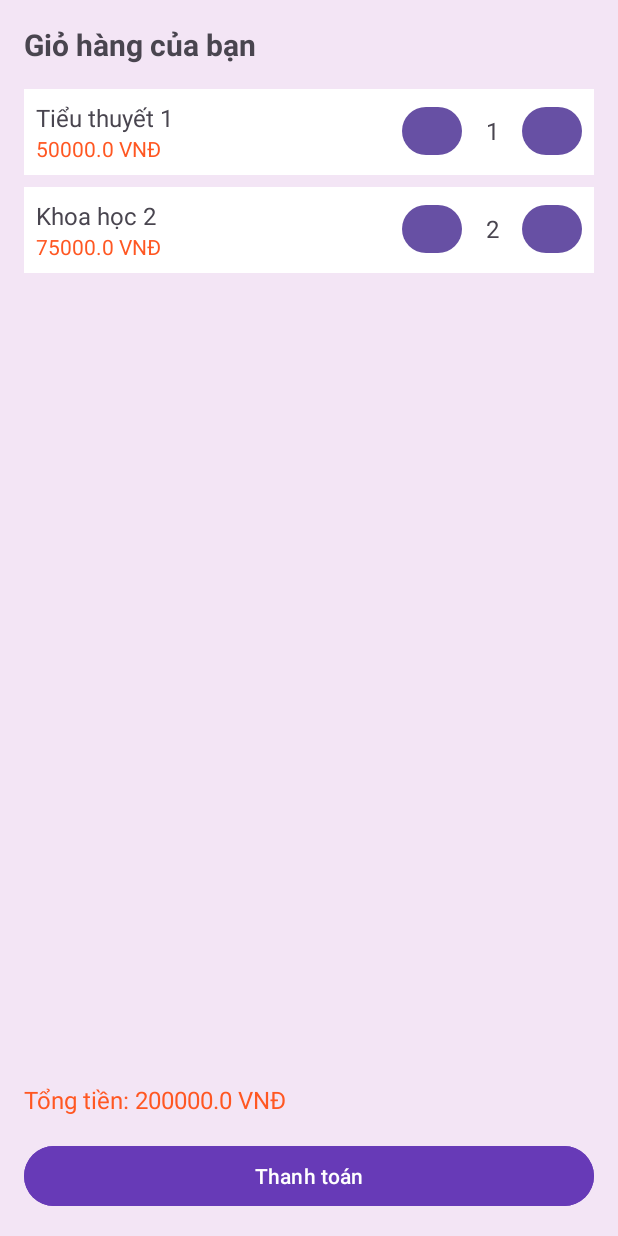
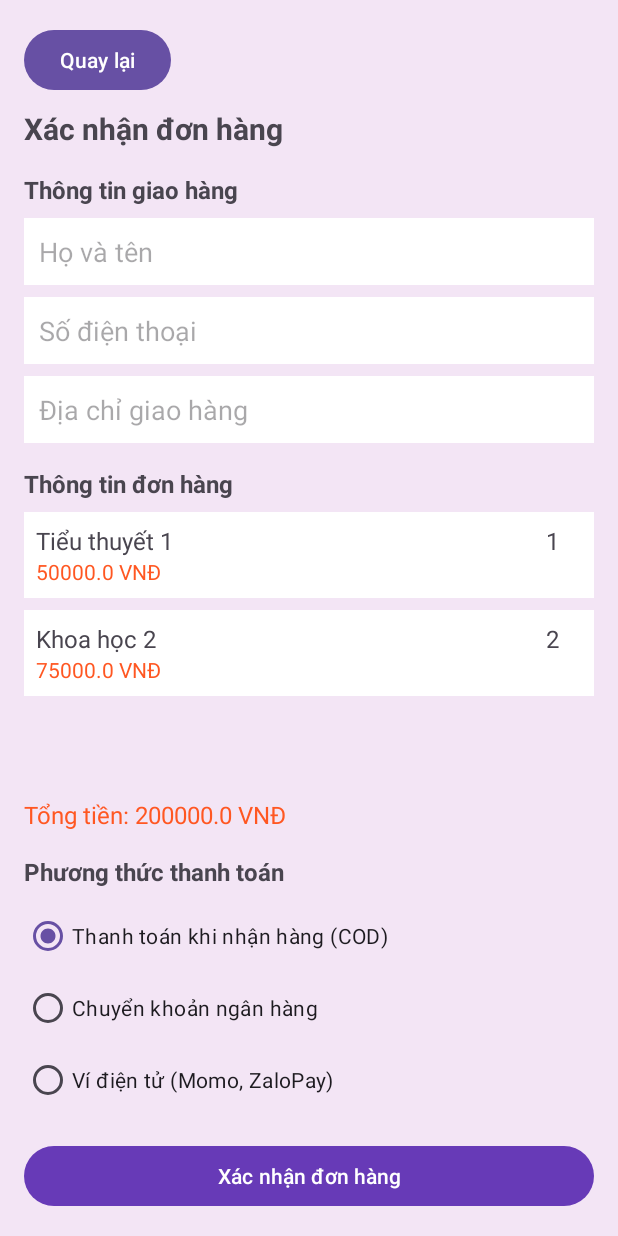
Before and after one commit to loidz114/SachBookApp, an Android app: the fragment CartFragment shown on its own in the app's theme, after a tap on "Thanh toán", on a phone screen of 412 x 824 dp. Run offline under Robolectric (Android 15) with nearby library versions, the phone set to English and light mode, and no system bars.

Commit message:
order&history

```diff
--- a/APP/app/src/main/AndroidManifest.xml
+++ b/APP/app/src/main/AndroidManifest.xml
@@ -13,6 +13,9 @@
         android:theme="@style/Theme.SachBook"
         tools:targetApi="31">
         <activity
+            android:name=".RegisterActivity"
+            android:exported="false" />
+        <activity
             android:name=".MainActivity"
             android:exported="true">
             <intent-filter>
@@ -23,8 +26,9 @@
         <activity
             android:name=".LoginActivity"
             android:exported="false" />
+
         <activity
-            android:name=".RegisterActivity"
+            android:name=".OrderActivity"
             android:exported="false" />
     </application>
 </manifest>
--- a/APP/app/src/main/java/com/example/sachbook/CartAdapter.java
+++ b/APP/app/src/main/java/com/example/sachbook/CartAdapter.java
@@ -7,21 +7,22 @@ import android.widget.Button;
 import android.widget.TextView;
 import androidx.annotation.NonNull;
 import androidx.recyclerview.widget.RecyclerView;
-
 import java.util.List;
 
 public class CartAdapter extends RecyclerView.Adapter<CartAdapter.CartViewHolder> {
 
     private List<CartItem> cartItems;
-    private final UpdateTotalPriceListener updateTotalPriceListener;
-
-    public interface UpdateTotalPriceListener {
-        void onUpdateTotalPrice();
-    }
+    private UpdateTotalPriceListener listener;
+    private boolean readOnly = false;
 
     public CartAdapter(List<CartItem> cartItems, UpdateTotalPriceListener listener) {
         this.cartItems = cartItems;
-        this.updateTotalPriceListener = listener;
+        this.listener = listener;
+    }
+
+    public void setReadOnly(boolean readOnly) {
+        this.readOnly = readOnly;
+        notifyDataSetChanged();
     }
 
     @NonNull
@@ -34,26 +35,34 @@ public class CartAdapter extends RecyclerView.Adapter<CartAdapter.CartViewHolder
 
     @Override
     public void onBindViewHolder(@NonNull CartViewHolder holder, int position) {
-        CartItem item = cartItems.get(position);
-        holder.tvBookTitle.setText(item.getBookTitle());
-        holder.tvPrice.setText(item.getPrice() + " VNĐ");
-        holder.tvQuantity.setText(String.valueOf(item.getQuantity()));
+        CartItem cartItem = cartItems.get(position);
+        holder.tvBookTitle.setText(cartItem.getBookTitle());
+        holder.tvPrice.setText(cartItem.getPrice() + " VNĐ");
+        holder.tvQuantity.setText(String.valueOf(cartItem.getQuantity()));
 
-        // Tăng số lượng
-        holder.btnIncrease.setOnClickListener(v -> {
-            item.setQuantity(item.getQuantity() + 1);
-            holder.tvQuantity.setText(String.valueOf(item.getQuantity()));
-            updateTotalPriceListener.onUpdateTotalPrice();
-        });
+        if (readOnly) {
+            // Ẩn các nút tăng/giảm số lượng
+            holder.btnIncrease.setVisibility(View.GONE);
+            holder.btnDecrease.setVisibility(View.GONE);
+        } else {
+            // Hiển thị các nút và xử lý sự kiện
+            holder.btnIncrease.setVisibility(View.VISIBLE);
+            holder.btnDecrease.setVisibility(View.VISIBLE);
 
-        // Giảm số lượng
-        holder.btnDecrease.setOnClickListener(v -> {
-            if (item.getQuantity() > 1) {
-                item.setQuantity(item.getQuantity() - 1);
-                holder.tvQuantity.setText(String.valueOf(item.getQuantity()));
-                updateTotalPriceListener.onUpdateTotalPrice();
-            }
-        });
+            holder.btnIncrease.setOnClickListener(v -> {
+                cartItem.setQuantity(cartItem.getQuantity() + 1);
+                holder.tvQuantity.setText(String.valueOf(cartItem.getQuantity()));
+                if (listener != null) listener.onUpdateTotalPrice();
+            });
+
+            holder.btnDecrease.setOnClickListener(v -> {
+                if (cartItem.getQuantity() > 1) {
+                    cartItem.setQuantity(cartItem.getQuantity() - 1);
+                    holder.tvQuantity.setText(String.valueOf(cartItem.getQuantity()));
+                    if (listener != null) listener.onUpdateTotalPrice();
+                }
+            });
+        }
     }
 
     @Override
@@ -74,4 +83,8 @@ public class CartAdapter extends RecyclerView.Adapter<CartAdapter.CartViewHolder
             btnDecrease = itemView.findViewById(R.id.btnDecrease);
         }
     }
+
+    public interface UpdateTotalPriceListener {
+        void onUpdateTotalPrice();
+    }
 }
--- a/APP/app/src/main/java/com/example/sachbook/CartFragment.java
+++ b/APP/app/src/main/java/com/example/sachbook/CartFragment.java
@@ -1,5 +1,6 @@
 package com.example.sachbook;
 
+import android.content.Intent;
 import android.os.Bundle;
 import android.view.LayoutInflater;
 import android.view.View;
@@ -41,8 +42,16 @@ public class CartFragment extends Fragment implements CartAdapter.UpdateTotalPri
 
         updateTotalPrice();
 
+        // Xử lý nút Thanh toán
         btnCheckout.setOnClickListener(v -> {
-            // Thêm logic thanh toán ở đây
+            // Tạo Intent để chuyển sang OrderActivity
+            Intent intent = new Intent(getActivity(), OrderActivity.class);
+            // Gửi danh sách cartItems
+            intent.putParcelableArrayListExtra("cartItems", new ArrayList<>(cartItems));
+            // Gửi tổng tiền
+            double totalPrice = calculateTotalPrice();
+            intent.putExtra("totalPrice", totalPrice);
+            startActivity(intent);
         });
 
         return view;
@@ -54,10 +63,15 @@ public class CartFragment extends Fragment implements CartAdapter.UpdateTotalPri
     }
 
     private void updateTotalPrice() {
+        double total = calculateTotalPrice();
+        tvTotalPrice.setText("Tổng tiền: " + total + " VNĐ");
+    }
+
+    private double calculateTotalPrice() {
         double total = 0;
         for (CartItem item : cartItems) {
             total += item.getPrice() * item.getQuantity();
         }
-        tvTotalPrice.setText("Tổng tiền: " + total + " VNĐ");
+        return total;
     }
 }
--- a/APP/app/src/main/java/com/example/sachbook/CartItem.java
+++ b/APP/app/src/main/java/com/example/sachbook/CartItem.java
@@ -1,11 +1,15 @@
-package com.example.sachbook; // Thay bằng package của bạn
+package com.example.sachbook;
 
-public class CartItem {
+import android.os.Parcel;
+import android.os.Parcelable;
+
+public class CartItem implements Parcelable {
     private String bookId;
     private String bookTitle;
     private double price;
     private int quantity;
 
+    // Constructor
     public CartItem(String bookId, String bookTitle, double price, int quantity) {
         this.bookId = bookId;
         this.bookTitle = bookTitle;
@@ -13,9 +17,58 @@ public class CartItem {
         this.quantity = quantity;
     }
 
-    public String getBookId() { return bookId; }
-    public String getBookTitle() { return bookTitle; }
-    public double getPrice() { return price; }
-    public int getQuantity() { return quantity; }
-    public void setQuantity(int quantity) { this.quantity = quantity; }
+    // Constructor cho Parcelable
+    protected CartItem(Parcel in) {
+        bookId = in.readString();
+        bookTitle = in.readString();
+        price = in.readDouble();
+        quantity = in.readInt();
+    }
+
+    // Creator cho Parcelable
+    public static final Creator<CartItem> CREATOR = new Creator<CartItem>() {
+        @Override
+        public CartItem createFromParcel(Parcel in) {
+            return new CartItem(in);
+        }
+
+        @Override
+        public CartItem[] newArray(int size) {
+            return new CartItem[size];
+        }
+    };
+
+    @Override
+    public int describeContents() {
+        return 0;
+    }
+
+    @Override
+    public void writeToParcel(Parcel dest, int flags) {
+        dest.writeString(bookId);
+        dest.writeString(bookTitle);
+        dest.writeDouble(price);
+        dest.writeInt(quantity);
+    }
+
+    // Getters và Setters
+    public String getBookId() {
+        return bookId;
+    }
+
+    public String getBookTitle() {
+        return bookTitle;
+    }
+
+    public double getPrice() {
+        return price;
+    }
+
+    public int getQuantity() {
+        return quantity;
+    }
+
+    public void setQuantity(int quantity) {
+        this.quantity = quantity;
+    }
 }
--- /dev/null
+++ b/APP/app/src/main/java/com/example/sachbook/OrderActivity.java
@@ -0,0 +1,110 @@
+package com.example.sachbook;
+
+import android.os.Bundle;
+import android.util.Log;
+import android.widget.Button;
+import android.widget.EditText;
+import android.widget.RadioGroup;
+import android.widget.TextView;
+import android.widget.Toast;
+import androidx.appcompat.app.AppCompatActivity;
+import androidx.recyclerview.widget.LinearLayoutManager;
+import androidx.recyclerview.widget.RecyclerView;
+import java.util.ArrayList;
+import java.util.List;
+import Model.Order;
+
+public class OrderActivity extends AppCompatActivity {
+
+    private EditText etFullName, etPhoneNumber, etAddress;
+    private RecyclerView recyclerViewOrderItems;
+    private TextView tvTotalPrice;
+    private RadioGroup rgPaymentMethod;
+    private Button btnConfirmOrder, btnBack; // Đảm bảo btnBack được khai báo
+    private List<CartItem> cartItems;
+    private double totalPrice;
+
+    @Override
+    protected void onCreate(Bundle savedInstanceState) {
+        super.onCreate(savedInstanceState);
+        setContentView(R.layout.activity_order);
+
+        // Ánh xạ các thành phần giao diện
+        etFullName = findViewById(R.id.etFullName);
+        etPhoneNumber = findViewById(R.id.etPhoneNumber);
+        etAddress = findViewById(R.id.etAddress);
+        recyclerViewOrderItems = findViewById(R.id.recyclerViewOrderItems);
+        tvTotalPrice = findViewById(R.id.tvTotalPrice);
+        rgPaymentMethod = findViewById(R.id.rgPaymentMethod);
+        btnConfirmOrder = findViewById(R.id.btnConfirmOrder);
+        btnBack = findViewById(R.id.btnBack); // Ánh xạ btnBack
+
+        // Xử lý nút quay lại
+        btnBack.setOnClickListener(v -> finish());
+
+        // Nhận dữ liệu từ CartFragment
+        cartItems = getIntent().getParcelableArrayListExtra("cartItems");
+        totalPrice = getIntent().getDoubleExtra("totalPrice", 0.0);
+
+        // Kiểm tra cartItems có null hay không
+        if (cartItems == null) {
+            cartItems = new ArrayList<>();
+        }
+
+        // Hiển thị danh sách sản phẩm
+        recyclerViewOrderItems.setLayoutManager(new LinearLayoutManager(this));
+        CartAdapter cartAdapter = new CartAdapter(cartItems, null); // null vì không cần listener ở đây
+        cartAdapter.setReadOnly(true); // Đặt adapter ở chế độ chỉ đọc
+        recyclerViewOrderItems.setAdapter(cartAdapter);
+
+        // Hiển thị tổng tiền
+        tvTotalPrice.setText("Tổng tiền: " + totalPrice + " VNĐ");
+
+        // Xử lý nút xác nhận đơn hàng
+        btnConfirmOrder.setOnClickListener(v -> {
+            String fullName = etFullName.getText().toString().trim();
+            String phoneNumber = etPhoneNumber.getText().toString().trim();
+            String address = etAddress.getText().toString().trim();
+            String paymentMethod = getSelectedPaymentMethod();
+
+            // Log thông tin nhập vào để kiểm tra
+            Log.d("OrderActivity", "FullName: " + fullName);
+            Log.d("OrderActivity", "PhoneNumber: " + phoneNumber);
+            Log.d("OrderActivity", "Address: " + address);
+
+            // Kiểm tra thông tin nhập vào
+            if (fullName.isEmpty() || phoneNumber.isEmpty() || address.isEmpty()) {
+                Toast.makeText(this, "Vui lòng nhập đầy đủ thông tin giao hàng", Toast.LENGTH_SHORT).show();
+                return;
+            }
+
+            // Tạo đơn hàng và lưu vào lịch sử
+            Order order = new Order(System.currentTimeMillis(), cartItems, totalPrice, fullName, phoneNumber, address, paymentMethod);
+            HistoryManager.getInstance().addOrder(order);
+
+            // Log để kiểm tra
+            Log.d("OrderActivity", "Đơn hàng đã được lưu: " + order.getOrderId());
+            Log.d("OrderActivity", "Số lượng đơn hàng trong HistoryManager: " + HistoryManager.getInstance().getOrderHistory().size());
+
+            // Hiển thị thông báo đặt hàng thành công
+            Toast.makeText(this, "Đặt hàng thành công!\nPhương thức thanh toán: " + paymentMethod, Toast.LENGTH_LONG).show();
+
+            // Trả về kết quả cho CartFragment
+            setResult(RESULT_OK);
+            finish();
+        });
+    }
+
+    // Lấy phương thức thanh toán được chọn
+    private String getSelectedPaymentMethod() {
+        int checkedId = rgPaymentMethod.getCheckedRadioButtonId();
+        if (checkedId == R.id.rbCOD) {
+            return "Thanh toán khi nhận hàng (COD)";
+        } else if (checkedId == R.id.rbBankTransfer) {
+            return "Chuyển khoản ngân hàng";
+        } else if (checkedId == R.id.rbEWallet) {
+            return "Ví điện tử (Momo, ZaloPay)";
+        }
+        return "Thanh toán khi nhận hàng (COD)"; // Mặc định
+    }
+}
--- /dev/null
+++ b/APP/app/src/main/res/layout/activity_order.xml
@@ -0,0 +1,136 @@
+<?xml version="1.0" encoding="utf-8"?>
+<LinearLayout xmlns:android="http://schemas.android.com/apk/res/android"
+    xmlns:app="http://schemas.android.com/apk/res-auto"
+    xmlns:tools="http://schemas.android.com/tools"
+    android:layout_width="match_parent"
+    android:layout_height="match_parent"
+    android:orientation="vertical"
+    android:background="#F3E5F5"
+    android:padding="16dp"
+    tools:context=".OrderActivity">
+
+    <!-- Nút quay lại -->
+    <Button
+        android:id="@+id/btnBack"
+        android:layout_width="wrap_content"
+        android:layout_height="wrap_content"
+        android:text="Quay lại"
+        android:layout_marginBottom="8dp" />
+
+    <!-- Tiêu đề -->
+    <TextView
+        android:layout_width="wrap_content"
+        android:layout_height="wrap_content"
+        android:text="Xác nhận đơn hàng"
+        android:textSize="20sp"
+        android:textStyle="bold"
+        android:layout_marginBottom="16dp" />
+
+    <!-- Phần thông tin giao hàng -->
+    <TextView
+        android:layout_width="wrap_content"
+        android:layout_height="wrap_content"
+        android:text="Thông tin giao hàng"
+        android:textSize="16sp"
+        android:textStyle="bold"
+        android:layout_marginBottom="8dp" />
+
+    <EditText
+        android:id="@+id/etFullName"
+        android:layout_width="match_parent"
+        android:layout_height="wrap_content"
+        android:hint="Họ và tên"
+        android:padding="10dp"
+        android:background="@android:color/white"
+        android:layout_marginBottom="8dp" />
+
+    <EditText
+        android:id="@+id/etPhoneNumber"
+        android:layout_width="match_parent"
+        android:layout_height="wrap_content"
+        android:hint="Số điện thoại"
+        android:inputType="phone"
+        android:padding="10dp"
+        android:background="@android:color/white"
+        android:layout_marginBottom="8dp" />
+
+    <EditText
+        android:id="@+id/etAddress"
+        android:layout_width="match_parent"
+        android:layout_height="wrap_content"
+        android:hint="Địa chỉ giao hàng"
+        android:padding="10dp"
+        android:background="@android:color/white"
+        android:layout_marginBottom="16dp" />
+
+    <!-- Phần thông tin đơn hàng -->
+    <TextView
+        android:layout_width="wrap_content"
+        android:layout_height="wrap_content"
+        android:text="Thông tin đơn hàng"
+        android:textSize="16sp"
+        android:textStyle="bold"
+        android:layout_marginBottom="8dp" />
+
+    <androidx.recyclerview.widget.RecyclerView
+        android:id="@+id/recyclerViewOrderItems"
+        android:layout_width="match_parent"
+        android:layout_height="0dp"
+        android:layout_weight="1"
+        android:scrollbars="vertical"
+        android:layout_marginBottom="16dp" />
+
+    <TextView
+        android:id="@+id/tvTotalPrice"
+        android:layout_width="wrap_content"
+        android:layout_height="wrap_content"
+        android:text="Tổng tiền: 0 VNĐ"
+        android:textSize="16sp"
+        android:textColor="#FF5722"
+        android:layout_marginBottom="16dp" />
+
+    <!-- Phần phương thức thanh toán -->
+    <TextView
+        android:layout_width="wrap_content"
+        android:layout_height="wrap_content"
+        android:text="Phương thức thanh toán"
+        android:textSize="16sp"
+        android:textStyle="bold"
+        android:layout_marginBottom="8dp" />
+
+    <RadioGroup
+        android:id="@+id/rgPaymentMethod"
+        android:layout_width="match_parent"
+        android:layout_height="wrap_content"
+        android:layout_marginBottom="16dp">
+
+        <RadioButton
+            android:id="@+id/rbCOD"
+            android:layout_width="wrap_content"
+            android:layout_height="wrap_content"
+            android:text="Thanh toán khi nhận hàng (COD)"
+            android:checked="true" />
+
+        <RadioButton
+            android:id="@+id/rbBankTransfer"
+            android:layout_width="wrap_content"
+            android:layout_height="wrap_content"
+            android:text="Chuyển khoản ngân hàng" />
+
+        <RadioButton
+            android:id="@+id/rbEWallet"
+            android:layout_width="wrap_content"
+            android:layout_height="wrap_content"
+            android:text="Ví điện tử (Momo, ZaloPay)" />
+    </RadioGroup>
+
+    <!-- Nút xác nhận đơn hàng -->
+    <Button
+        android:id="@+id/btnConfirmOrder"
+        android:layout_width="match_parent"
+        android:layout_height="wrap_content"
+        app:backgroundTint="#673AB7"
+        android:text="Xác nhận đơn hàng"
+        android:textColor="@android:color/white" />
+
+</LinearLayout>
--- a/APP/app/src/main/res/layout/fragment_history.xml
+++ b/APP/app/src/main/res/layout/fragment_history.xml
@@ -17,7 +17,7 @@
     <androidx.recyclerview.widget.RecyclerView
         android:id="@+id/recyclerViewHistory"
         android:layout_width="match_parent"
-        android:layout_height="0dp"
-        android:layout_weight="1"
+        android:layout_height="match_parent"
         android:scrollbars="vertical" />
+
 </LinearLayout>
```
Also changed, not shown: APP/app/src/main/java/Model/Order.java (+88 -9 lines), APP/app/src/main/java/com/example/sachbook/HistoryAdapter.java (+22 -3 lines), APP/app/src/main/java/com/example/sachbook/HistoryFragment.java (+19 -4 lines), APP/app/src/main/java/com/example/sachbook/HistoryManager.java (added, +34 -0 lines), APP/app/src/main/res/layout/item_order_history.xml (added, +47 -0 lines).
